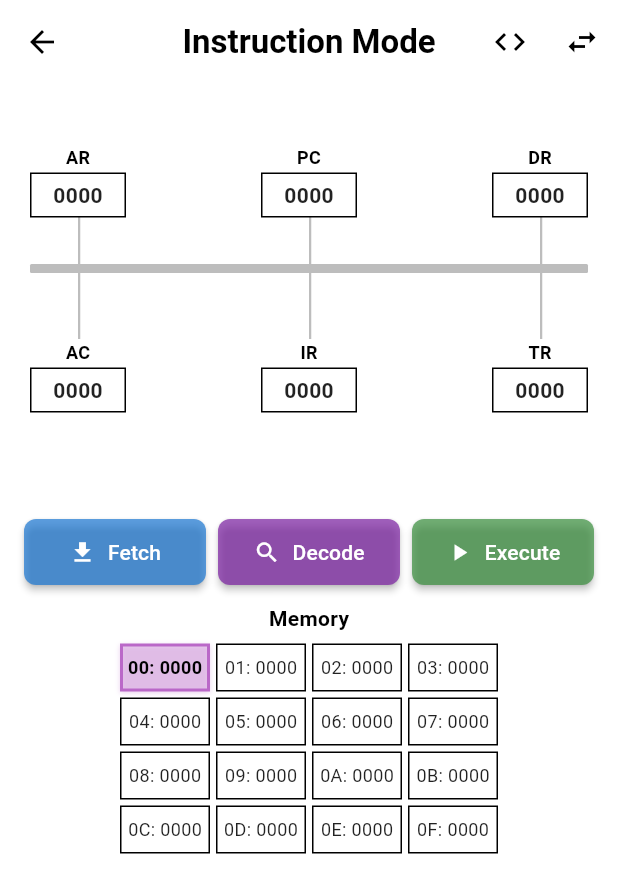
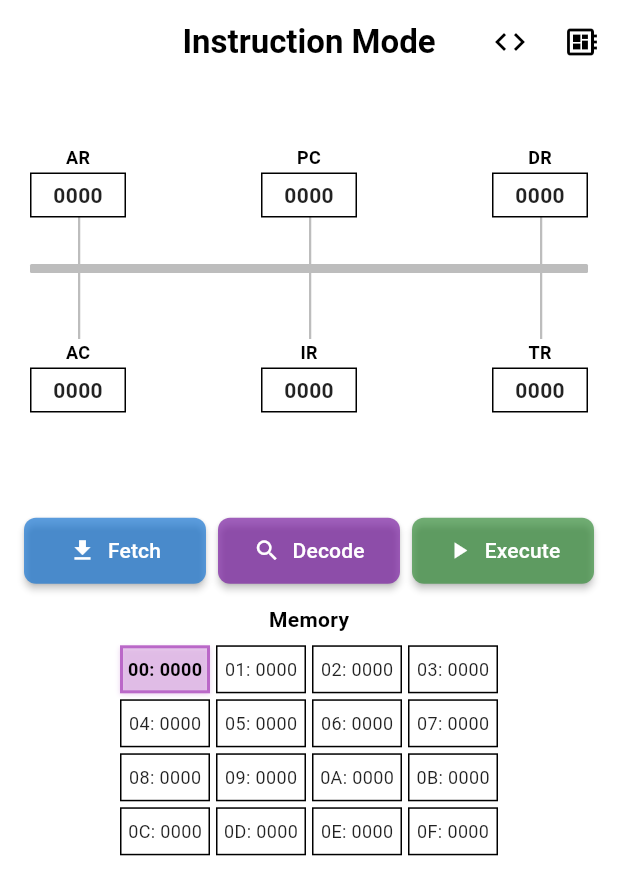
Before and after one commit to R4f4y04/mano_simp, a Flutter app: the screen it shows after launch, after a tap on the "school" icon, on a phone screen of 412 x 824 dp. Shown: the top 895 px of the screen. Run offline on Flutter 3.47's test engine with Material 3 defaults, Android fonts, the phone set to English and light mode, and no system bars; our stand-ins replace expandable, google_fonts; Roboto replaces fonts that are missing (RobotoMono).

Commit message:
added instruction mode on the same screen as well

```diff
--- a/mano_simp/lib/screens/simulation_screen.dart
+++ b/mano_simp/lib/screens/simulation_screen.dart
@@ -6,7 +6,6 @@ import 'package:mano_simp/widgets/bus_widget.dart';
 import 'package:mano_simp/widgets/memory_grid.dart';
 import 'package:mano_simp/config/theme_config.dart';
 import 'package:mano_simp/widgets/custom_dropdown_button.dart';
-import 'package:mano_simp/screens/instruction_screen.dart';
 
 class SimulationScreen extends StatelessWidget {
   const SimulationScreen({Key? key}) : super(key: key);
@@ -14,6 +13,8 @@ class SimulationScreen extends StatelessWidget {
   @override
   Widget build(BuildContext context) {
     final simulationProvider = Provider.of<SimulationProvider>(context);
+    final isInstructionMode =
+        simulationProvider.simulationState.isInstructionMode;
 
     return SafeArea(
       child: Scaffold(
@@ -22,7 +23,9 @@ class SimulationScreen extends StatelessWidget {
           elevation: 0,
           centerTitle: true,
           title: Text(
-            ThemeConfig.config['appName'],
+            isInstructionMode
+                ? "Instruction Mode"
+                : ThemeConfig.config['appName'],
             style: TextStyle(
               color: Colors.black,
               fontWeight: FontWeight.bold,
@@ -47,16 +50,15 @@ class SimulationScreen extends StatelessWidget {
                 }).toList();
               },
             ),
-            // Switch to instruction mode
+            // Toggle between instruction and simulation modes
             IconButton(
-              icon: Icon(Icons.school), // Education/instruction icon
-              tooltip: "Switch to Instruction Mode",
+              icon: Icon(
+                  isInstructionMode ? Icons.developer_board : Icons.school),
+              tooltip: isInstructionMode
+                  ? "Switch to Simulation Mode"
+                  : "Switch to Instruction Mode",
               onPressed: () {
                 simulationProvider.toggleInstructionMode();
-                Navigator.push(
-                  context,
-                  MaterialPageRoute(builder: (context) => InstructionScreen()),
-                );
               },
             ),
           ],
@@ -65,7 +67,7 @@ class SimulationScreen extends StatelessWidget {
           children: [
             // Main simulation view with registers and bus - reduced flex
             Expanded(
-              flex: 2, // Reduced from 3 to 2
+              flex: 2,
               child: Stack(
                 children: [
                   // Bus widget needs to be first to be behind registers
@@ -81,12 +83,66 @@ class SimulationScreen extends StatelessWidget {
               ),
             ),
 
+            // Conditional UI based on the mode
+            if (isInstructionMode) ...[
+              // Decoded instruction text (appears when decoding)
+              if (simulationProvider.simulationState.decodedInstructionText !=
+                  null)
+                Container(
+                  margin: EdgeInsets.symmetric(horizontal: 16, vertical: 8),
+                  padding: EdgeInsets.all(12),
+                  decoration: BoxDecoration(
+                    color: Colors.grey.shade100,
+                    borderRadius: BorderRadius.circular(8),
+                    border: Border.all(color: Colors.grey.shade300),
+                  ),
+                  child: Text(
+                    simulationProvider.simulationState.decodedInstructionText!,
+                    style: TextStyle(fontSize: 14),
+                  ),
+                ),
+
+              // Fetch-Decode-Execute buttons
+              Padding(
+                padding:
+                    const EdgeInsets.symmetric(horizontal: 16.0, vertical: 8.0),
+                child: Row(
+                  children: [
+                    _buildPhaseButton(
+                      context,
+                      "Fetch",
+                      Icons.download,
+                      Colors.blue.shade700,
+                      simulationProvider.simulationState.currentPhase == 1,
+                      () => simulationProvider.fetchPhase(),
+                    ),
+                    SizedBox(width: 8),
+                    _buildPhaseButton(
+                      context,
+                      "Decode",
+                      Icons.search,
+                      Colors.purple.shade700,
+                      simulationProvider.simulationState.currentPhase == 2,
+                      () => simulationProvider.decodePhase(),
+                    ),
+                    SizedBox(width: 8),
+                    _buildPhaseButton(
+                      context,
+                      "Execute",
+                      Icons.play_arrow,
+                      Colors.green.shade700,
+                      simulationProvider.simulationState.currentPhase == 3,
+                      () => simulationProvider.executePhase(),
+                    ),
+                  ],
+                ),
+              ),
+            ] else ...[
               // Action buttons in a horizontal row - made more compact
               Container(
-              padding: const EdgeInsets.symmetric(
-                  horizontal: 16.0, vertical: 4.0), // Reduced vertical padding
-              constraints:
-                  BoxConstraints(maxHeight: 48), // Reduced from 56 to 48
+                padding:
+                    const EdgeInsets.symmetric(horizontal: 16.0, vertical: 4.0),
+                constraints: BoxConstraints(maxHeight: 48),
                 child: Row(
                   children: [
                     // Bus Operations
@@ -98,6 +154,7 @@ class SimulationScreen extends StatelessWidget {
                           icon: Icons.swap_horiz,
                           color: Colors.blueGrey.shade800,
                           actions: [
+                            // ...existing code...
                             DropdownAction(
                               label: "PC → AR",
                               onPressed: () => simulationProvider
@@ -122,7 +179,8 @@ class SimulationScreen extends StatelessWidget {
                                   simulationProvider.setRegisterValue(
                                       'DR', memValue);
                                   simulationProvider.highlightRegister('DR');
-                                Future.delayed(Duration(milliseconds: 300), () {
+                                  Future.delayed(Duration(milliseconds: 300),
+                                      () {
                                     simulationProvider.clearAllHighlights();
                                   });
                                 });
@@ -164,7 +222,8 @@ class SimulationScreen extends StatelessWidget {
                                   simulationProvider.highlightRegister('AR');
                                   simulationProvider.setMemoryValue(
                                       arValue, acValue);
-                                Future.delayed(Duration(milliseconds: 300), () {
+                                  Future.delayed(Duration(milliseconds: 300),
+                                      () {
                                     simulationProvider.clearAllHighlights();
                                   });
                                 });
@@ -176,10 +235,11 @@ class SimulationScreen extends StatelessWidget {
                                 int pcIndex = simulationProvider.registers
                                     .indexWhere((r) => r.id == 'PC');
                                 if (pcIndex != -1) {
-                                int currentValue =
-                                    simulationProvider.registers[pcIndex].value;
+                                  int currentValue = simulationProvider
+                                      .registers[pcIndex].value;
                                   simulationProvider.highlightRegister('PC');
-                                Future.delayed(Duration(milliseconds: 300), () {
+                                  Future.delayed(Duration(milliseconds: 300),
+                                      () {
                                     simulationProvider.setRegisterValue(
                                         'PC', currentValue + 1);
                                     Future.delayed(Duration(milliseconds: 300),
@@ -222,14 +282,16 @@ class SimulationScreen extends StatelessWidget {
                                     .indexWhere((r) => r.id == 'AR');
 
                                 if (arIndex != -1) {
-                                int arValue =
-                                    simulationProvider.registers[arIndex].value;
+                                  int arValue = simulationProvider
+                                      .registers[arIndex].value;
 
                                   // Show that we're accessing AR
                                   simulationProvider.highlightRegister('AR');
-                                simulationProvider.selectMemoryAddress(arValue);
+                                  simulationProvider
+                                      .selectMemoryAddress(arValue);
 
-                                Future.delayed(Duration(milliseconds: 300), () {
+                                  Future.delayed(Duration(milliseconds: 300),
+                                      () {
                                     // Get memory value at AR address
                                     int memValue = simulationProvider
                                         .getMemoryValue(arValue);
@@ -244,12 +306,14 @@ class SimulationScreen extends StatelessWidget {
                                         () {
                                       simulationProvider.setRegisterValue(
                                           'AC', memValue);
-                                    simulationProvider.highlightRegister('AC');
-                                    simulationProvider.clearAllHighlights('DR');
+                                      simulationProvider
+                                          .highlightRegister('AC');
+                                      simulationProvider
+                                          .clearAllHighlights('DR');
 
                                       // Clear highlights
-                                    Future.delayed(Duration(milliseconds: 400),
-                                        () {
+                                      Future.delayed(
+                                          Duration(milliseconds: 400), () {
                                         simulationProvider.clearAllHighlights();
                                       });
                                     });
@@ -267,10 +331,10 @@ class SimulationScreen extends StatelessWidget {
                                     .indexWhere((r) => r.id == 'AC');
 
                                 if (arIndex != -1 && acIndex != -1) {
-                                int arValue =
-                                    simulationProvider.registers[arIndex].value;
-                                int acValue =
-                                    simulationProvider.registers[acIndex].value;
+                                  int arValue = simulationProvider
+                                      .registers[arIndex].value;
+                                  int acValue = simulationProvider
+                                      .registers[acIndex].value;
 
                                   // Show that we're accessing the AC and AR
                                   simulationProvider.highlightRegister('AC');
@@ -278,10 +342,11 @@ class SimulationScreen extends StatelessWidget {
                                       .simulationState.isHighlightedBus = true;
                                   simulationProvider
                                       .simulationState.sourceRegister = 'AC';
-                                simulationProvider
-                                    .simulationState.destinationRegister = null;
+                                  simulationProvider.simulationState
+                                      .destinationRegister = null;
 
-                                Future.delayed(Duration(milliseconds: 300), () {
+                                  Future.delayed(Duration(milliseconds: 300),
+                                      () {
                                     // Also highlight AR as the destination address
                                     simulationProvider.highlightRegister('AR');
                                     // Select memory address to visually indicate where we're storing
@@ -295,8 +360,8 @@ class SimulationScreen extends StatelessWidget {
                                           arValue, acValue);
 
                                       // Clear highlights after a delay
-                                    Future.delayed(Duration(milliseconds: 400),
-                                        () {
+                                      Future.delayed(
+                                          Duration(milliseconds: 400), () {
                                         simulationProvider.clearAllHighlights();
                                       });
                                     });
@@ -324,10 +389,11 @@ class SimulationScreen extends StatelessWidget {
                                 int acIndex = simulationProvider.registers
                                     .indexWhere((r) => r.id == 'AC');
                                 if (acIndex != -1) {
-                                int currentValue =
-                                    simulationProvider.registers[acIndex].value;
+                                  int currentValue = simulationProvider
+                                      .registers[acIndex].value;
                                   simulationProvider.highlightRegister('AC');
-                                Future.delayed(Duration(milliseconds: 300), () {
+                                  Future.delayed(Duration(milliseconds: 300),
+                                      () {
                                     simulationProvider.setRegisterValue(
                                         'AC', currentValue + 1);
                                     Future.delayed(Duration(milliseconds: 300),
@@ -344,8 +410,8 @@ class SimulationScreen extends StatelessWidget {
                                 int acIndex = simulationProvider.registers
                                     .indexWhere((r) => r.id == 'AC');
                                 if (acIndex != -1) {
-                                int currentValue =
-                                    simulationProvider.registers[acIndex].value;
+                                  int currentValue = simulationProvider
+                                      .registers[acIndex].value;
                                   // Simulate circulate left (shift left with wrap)
                                   int mask = 0xFFFF; // 16-bit mask
                                   int msb = (currentValue & 0x8000) >>
@@ -354,7 +420,8 @@ class SimulationScreen extends StatelessWidget {
                                       msb; // Shift left and wrap MSB
 
                                   simulationProvider.highlightRegister('AC');
-                                Future.delayed(Duration(milliseconds: 300), () {
+                                  Future.delayed(Duration(milliseconds: 300),
+                                      () {
                                     simulationProvider.setRegisterValue(
                                         'AC', newValue);
                                     Future.delayed(Duration(milliseconds: 300),
@@ -371,8 +438,8 @@ class SimulationScreen extends StatelessWidget {
                                 int acIndex = simulationProvider.registers
                                     .indexWhere((r) => r.id == 'AC');
                                 if (acIndex != -1) {
-                                int currentValue =
-                                    simulationProvider.registers[acIndex].value;
+                                  int currentValue = simulationProvider
+                                      .registers[acIndex].value;
                                   // Simulate circulate right (shift right with wrap)
                                   int lsb =
                                       currentValue & 0x0001; // Get LSB (bit 0)
@@ -382,7 +449,8 @@ class SimulationScreen extends StatelessWidget {
                                       (lsb << 15); // Place LSB at MSB position
 
                                   simulationProvider.highlightRegister('AC');
-                                Future.delayed(Duration(milliseconds: 300), () {
+                                  Future.delayed(Duration(milliseconds: 300),
+                                      () {
                                     simulationProvider.setRegisterValue(
                                         'AC', newValue);
                                     Future.delayed(Duration(milliseconds: 300),
@@ -411,14 +479,15 @@ class SimulationScreen extends StatelessWidget {
                                 int acIndex = simulationProvider.registers
                                     .indexWhere((r) => r.id == 'AC');
                                 if (acIndex != -1) {
-                                int currentValue =
-                                    simulationProvider.registers[acIndex].value;
+                                  int currentValue = simulationProvider
+                                      .registers[acIndex].value;
                                   // 1's complement (invert all bits)
                                   int newValue = (~currentValue) &
                                       0xFFFF; // Apply 16-bit mask
 
                                   simulationProvider.highlightRegister('AC');
-                                Future.delayed(Duration(milliseconds: 300), () {
+                                  Future.delayed(Duration(milliseconds: 300),
+                                      () {
                                     simulationProvider.setRegisterValue(
                                         'AC', newValue);
                                     Future.delayed(Duration(milliseconds: 300),
@@ -448,6 +517,8 @@ class SimulationScreen extends StatelessWidget {
                   ],
                 ),
               ),
+            ],
+
             SizedBox(height: 2), // Minimal spacing
 
             // Memory cells - increased flex for more space
@@ -472,4 +543,24 @@ class SimulationScreen extends StatelessWidget {
       ),
     );
   }
+
+  Widget _buildPhaseButton(BuildContext context, String label, IconData icon,
+      Color color, bool isActive, VoidCallback onPressed) {
+    return Expanded(
+      child: ElevatedButton.icon(
+        onPressed: onPressed,
+        icon: Icon(icon),
+        label: Text(label),
+        style: ElevatedButton.styleFrom(
+          foregroundColor: Colors.white,
+          backgroundColor: isActive ? color : color.withOpacity(0.7),
+          padding: EdgeInsets.symmetric(vertical: 12),
+          elevation: isActive ? 4 : 2,
+          shape: RoundedRectangleBorder(
+            borderRadius: BorderRadius.circular(8),
+          ),
+        ),
+      ),
+    );
   }
+}
```
Lines whose indentation alone changed are shown as unchanged.
